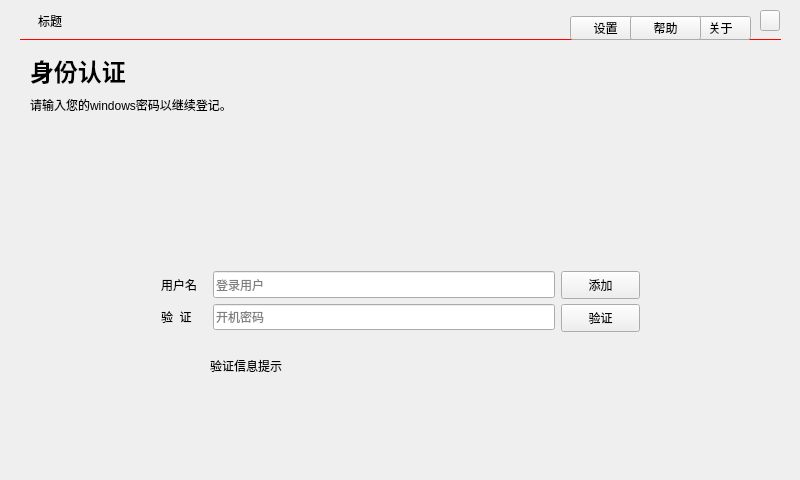
This is SysSafe-kylin/mainwindow.ui in gessd/whh as Qt 5 draws it before an edit. The edited form follows.
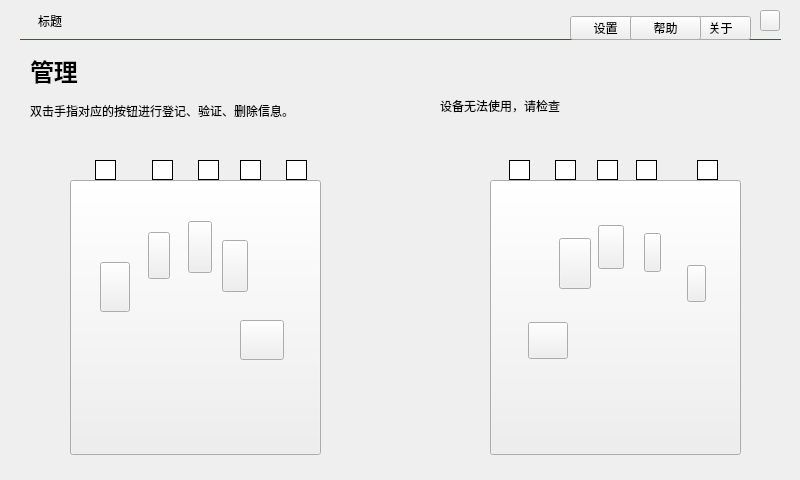
This is the edited form. The open tabs and pages were chosen to show the change. Icons and pictures are not drawn.

Commit message: device status

```diff
--- a/SysSafe-kylin/mainwindow.ui
+++ b/SysSafe-kylin/mainwindow.ui
@@ -184,174 +184,6 @@
     <property name="currentIndex">
      <number>3</number>
     </property>
-    <widget class="QWidget" name="loginWidget">
-     <widget class="QLabel" name="label">
-      <property name="geometry">
-       <rect>
-        <x>10</x>
-        <y>40</y>
-        <width>321</width>
-        <height>31</height>
-       </rect>
-      </property>
-      <property name="text">
-       <string>&lt;html&gt;&lt;head/&gt;&lt;body&gt;&lt;p&gt;请输入您的windows密码以继续登记。&lt;/p&gt;&lt;/body&gt;&lt;/html&gt;</string>
-      </property>
-     </widget>
-     <widget class="QLabel" name="labelPassMassage">
-      <property name="geometry">
-       <rect>
-        <x>190</x>
-        <y>300</y>
-        <width>361</width>
-        <height>31</height>
-       </rect>
-      </property>
-      <property name="text">
-       <string>验证信息提示</string>
-      </property>
-     </widget>
-     <widget class="QWidget" name="layoutWidget">
-      <property name="geometry">
-       <rect>
-        <x>130</x>
-        <y>210</y>
-        <width>501</width>
-        <height>81</height>
-       </rect>
-      </property>
-      <layout class="QGridLayout" name="gridLayout_3" columnstretch="10,75,15">
-       <item row="0" column="0">
-        <widget class="QLabel" name="label_9">
-         <property name="text">
-          <string>用户名</string>
-         </property>
-        </widget>
-       </item>
-       <item row="0" column="1">
-        <widget class="QLineEdit" name="lineEditUserName">
-         <property name="sizePolicy">
-          <sizepolicy hsizetype="Expanding" vsizetype="Preferred">
-           <horstretch>0</horstretch>
-           <verstretch>0</verstretch>
-          </sizepolicy>
-         </property>
-         <property name="maximumSize">
-          <size>
-           <width>16777215</width>
-           <height>28</height>
-          </size>
-         </property>
-         <property name="readOnly">
-          <bool>true</bool>
-         </property>
-         <property name="placeholderText">
-          <string>登录用户</string>
-         </property>
-        </widget>
-       </item>
-       <item row="1" column="0">
-        <widget class="QLabel" name="label_4">
-         <property name="text">
-          <string>验  证</string>
-         </property>
-        </widget>
-       </item>
-       <item row="1" column="1">
-        <widget class="QLineEdit" name="lineEditPass">
-         <property name="sizePolicy">
-          <sizepolicy hsizetype="Expanding" vsizetype="Preferred">
-           <horstretch>0</horstretch>
-           <verstretch>0</verstretch>
-          </sizepolicy>
-         </property>
-         <property name="maximumSize">
-          <size>
-           <width>16777215</width>
-           <height>28</height>
-          </size>
-         </property>
-         <property name="styleSheet">
-          <string notr="true"/>
-         </property>
-         <property name="text">
-          <string/>
-         </property>
-         <property name="echoMode">
-          <enum>QLineEdit::Password</enum>
-         </property>
-         <property name="placeholderText">
-          <string>开机密码</string>
-         </property>
-        </widget>
-       </item>
-       <item row="1" column="2">
-        <widget class="QToolButton" name="btnLogon">
-         <property name="sizePolicy">
-          <sizepolicy hsizetype="Preferred" vsizetype="Preferred">
-           <horstretch>0</horstretch>
-           <verstretch>0</verstretch>
-          </sizepolicy>
-         </property>
-         <property name="minimumSize">
-          <size>
-           <width>79</width>
-           <height>28</height>
-          </size>
-         </property>
-         <property name="styleSheet">
-          <string notr="true">QToolButton{image:url(:/images/button.png);}</string>
-         </property>
-         <property name="text">
-          <string>验证</string>
-         </property>
-        </widget>
-       </item>
-       <item row="0" column="2">
-        <widget class="QToolButton" name="btnSetPass">
-         <property name="sizePolicy">
-          <sizepolicy hsizetype="Preferred" vsizetype="Preferred">
-           <horstretch>0</horstretch>
-           <verstretch>0</verstretch>
-          </sizepolicy>
-         </property>
-         <property name="minimumSize">
-          <size>
-           <width>79</width>
-           <height>28</height>
-          </size>
-         </property>
-         <property name="styleSheet">
-          <string notr="true">QToolButton{image:url(:/images/button.png);}</string>
-         </property>
-         <property name="text">
-          <string>添加</string>
-         </property>
-        </widget>
-       </item>
-      </layout>
-     </widget>
-     <widget class="QLabel" name="label_5">
-      <property name="geometry">
-       <rect>
-        <x>10</x>
-        <y>0</y>
-        <width>161</width>
-        <height>41</height>
-       </rect>
-      </property>
-      <property name="font">
-       <font>
-        <pointsize>18</pointsize>
-        <weight>75</weight>
-        <bold>true</bold>
-       </font>
-      </property>
-      <property name="text">
-       <string>身份认证</string>
-      </property>
-     </widget>
-    </widget>
     <widget class="QWidget" name="mainWidget">
      <widget class="QToolButton" name="btnLeftHand">
       <property name="geometry">
@@ -752,6 +584,19 @@
        <string/>
       </property>
      </widget>
+     <widget class="QLabel" name="labelDeviceStatus">
+      <property name="geometry">
+       <rect>
+        <x>420</x>
+        <y>40</y>
+        <width>291</width>
+        <height>31</height>
+       </rect>
+      </property>
+      <property name="text">
+       <string>设备无法使用，请检查</string>
+      </property>
+     </widget>
     </widget>
     <widget class="QWidget" name="createUserWidget">
      <widget class="QProgressBar" name="progressBarFinger">
```
Left out of the diff: 2 changed lines with no effect on the pictures. The commit also changes 3 other files.
